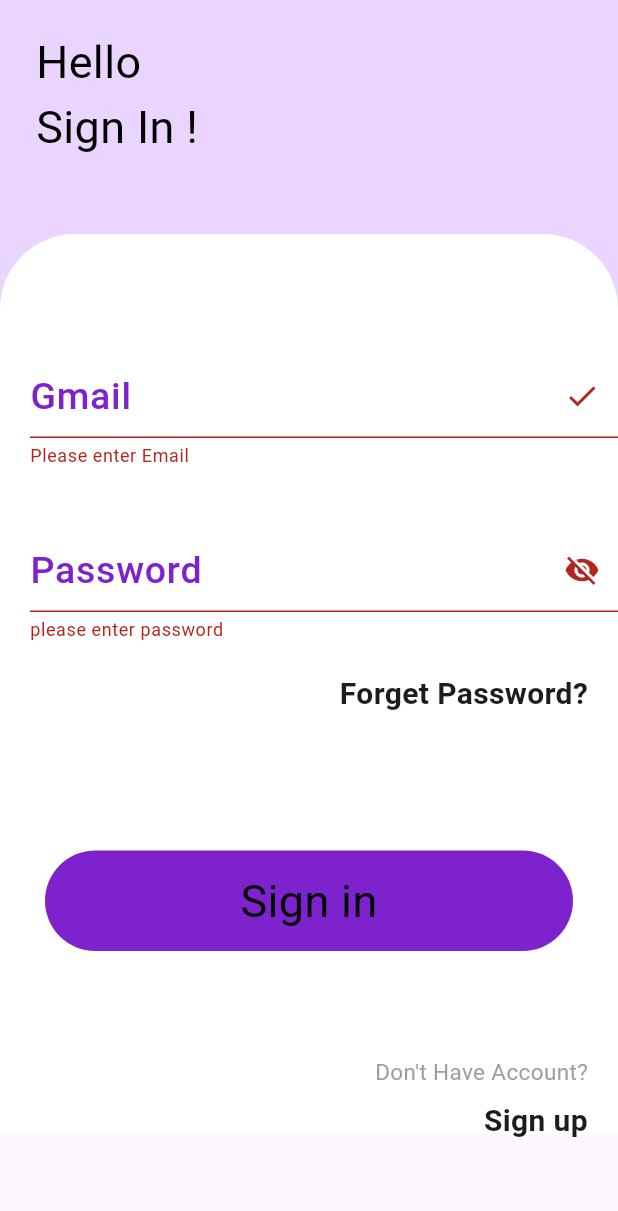
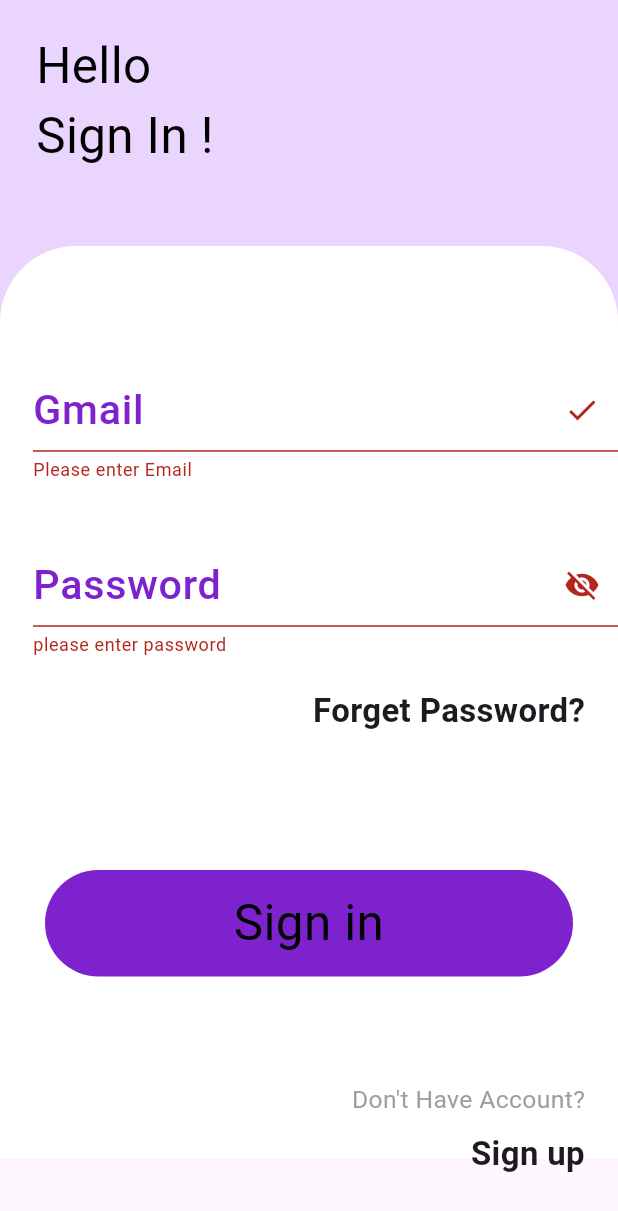
Before and after one commit to aishakelleh/projectCollege, a Flutter app: the SignIn screen opened directly, after a tap on "Sign in", on a phone screen of 412 x 824 dp. Shown: the top 1211 px of the screen. Run offline on Flutter 3.47's test engine with Material 3 defaults, Android fonts, the phone set to English and light mode, and no system bars; our stand-ins replace bloc, dio, flutter_bloc, flutter_screenutil, freezed_annotation, get_it and 2 more; generated files the repository leaves out were written again.

Commit message:
commit fourth year

```diff
--- a/lib/core/di/dependecy_injection.dart
+++ b/lib/core/di/dependecy_injection.dart
@@ -0,0 +1,26 @@
+import 'package:dio/dio.dart';
+import 'package:get_it/get_it.dart';
+import 'package:projectfourthyear/feature/project/data/api/api_service.dart';
+import 'package:projectfourthyear/feature/project/data/repo/project_repo.dart';
+import 'package:projectfourthyear/feature/project/presentation/cubit/login/login_cubit.dart';
+
+final GetIt getIt = GetIt.instance;
+final dio=Dio();
+
+void setupDependencies() {
+  getIt.registerLazySingleton(() {
+    final dio = Dio();
+    // أضيفي هذا الجاسوس (Interceptor)
+    // سيقوم بطباعة كل تفاصيل الطلبات والردود في الـ Console
+    dio.interceptors.add(LogInterceptor(
+      requestBody: true, // لعرض جسم الطلب (البيانات المرسلة)
+      responseBody: true, // لعرض جسم الرد (البيانات المستقبلة)
+    ));
+    return dio;
+  });  getIt.registerLazySingleton(() => ApiService(
+      getIt<Dio>(),
+      baseUrl: "https://mohmmadfallaha053.premiumasp.net/api/v1",
+    ),);
+  getIt.registerLazySingleton(() => ProjectRepo(apiService: getIt<ApiService>()));
+  getIt.registerFactory(() => LoginCubit(repo: getIt<ProjectRepo>()));
+}
--- a/lib/feature/project/data/repo/project_repo.dart
+++ b/lib/feature/project/data/repo/project_repo.dart
@@ -0,0 +1,13 @@
+import 'package:projectfourthyear/feature/project/data/api/api_service.dart';
+import 'package:projectfourthyear/feature/project/model/login_request/login_request.dart';
+import 'package:projectfourthyear/feature/project/model/login_response/login_response.dart';
+
+class ProjectRepo {
+  final ApiService apiService;
+
+  ProjectRepo({required this.apiService});
+
+  Future<LoginResponse>createLogIn(LoginRequest logInRequest) async {
+    return await apiService.addLogin(logInRequest);
+  }
+}
--- /dev/null
+++ b/lib/feature/project/model/login_request/login_request.dart
@@ -0,0 +1,16 @@
+import 'package:freezed_annotation/freezed_annotation.dart';
+
+part 'login_request.g.dart';
+
+@JsonSerializable()
+class LoginRequest {
+  final String email;
+  final String password;
+
+  LoginRequest({required this.email, required this.password});
+
+  factory LoginRequest.fromJson(Map<String, dynamic> json) =>
+      _$LoginRequestFromJson(json);
+
+  Map<String, dynamic> toJson() => _$LoginRequestToJson(this);
+}
--- /dev/null
+++ b/lib/feature/project/model/login_response/login_response.dart
@@ -0,0 +1,20 @@
+import 'package:freezed_annotation/freezed_annotation.dart';
+
+part 'login_response.g.dart';
+
+@JsonSerializable()
+class LoginResponse {
+  final bool isLogIn;
+  final String? token;
+  final String? id;
+  final String name;
+
+  LoginResponse({
+    required this.isLogIn,
+     this.token,
+     this.id,
+    required this.name,
+  });
+  factory LoginResponse.fromJson(Map<String,dynamic>json) => _$LoginResponseFromJson(json);
+  Map<String,dynamic>toJson()=>_$LoginResponseToJson(this);
+}
--- /dev/null
+++ b/lib/feature/project/presentation/cubit/login/login_state.dart
@@ -0,0 +1,19 @@
+import 'package:freezed_annotation/freezed_annotation.dart';
+
+import '../../../model/login_response/login_response.dart';
+part 'login_state.freezed.dart';
+
+@freezed
+abstract class LoginState with _$LoginState{
+ // factory LoginState.initial()= _Initial;
+ // factory LoginState.loading()= _Loading;
+ // factory LoginState.success({required LoginResponse loginResponse})= _Success;
+ // factory LoginState.failure({required String errorMassage})= _Failure;
+  factory LoginState({
+   @Default(Status.initial) Status status,
+   LoginResponse? loginResponse,
+    String? errorMessage,
+})=_LoginState;
+
+}
+enum Status{initial,loading,success,failure}
--- a/lib/feature/project/presentation/cubit/sign_in_state.dart
+++ /dev/null
@@ -1,4 +0,0 @@
-// part of 'sign_in_cubit.dart';
-// sealed class SignInState {}
-//
-// final class SignInInitial extends SignInState {}
--- a/lib/feature/project/presentation/pages/sign_in.dart
+++ b/lib/feature/project/presentation/pages/sign_in.dart
@@ -1,7 +1,12 @@
 import 'package:flutter/material.dart';
+import 'package:flutter_bloc/flutter_bloc.dart';
+import 'package:flutter_screenutil/flutter_screenutil.dart';
+import 'package:projectfourthyear/feature/project/model/login_request/login_request.dart';
+import 'package:projectfourthyear/feature/project/presentation/cubit/login/login_cubit.dart';
 import 'package:projectfourthyear/feature/project/presentation/pages/dashboardscreen.dart';
 import 'package:projectfourthyear/feature/project/presentation/pages/sign_up.dart';
 
+import '../cubit/login/login_state.dart';
 import '../widget/text_style.dart';
 
 class SignIn extends StatefulWidget {
@@ -20,21 +25,19 @@
 
   bool isPasswordVisible = false;
 
-  void signIn() {
-    final isValid = formKey.currentState!.validate();
-    if (!isValid) {
-      return;
-    }
+  @override
+  Widget build(BuildContext context) {
+    return Scaffold(
+      body: BlocListener<LoginCubit, LoginState>(
+        listener: (context, state) {
+          if (state.status == Status.success) {
+            ScaffoldMessenger.of(context).showSnackBar(
+              SnackBar(
+                content: Text('success in logIn'),
+                backgroundColor: Colors.green,
+              ),
+            );
 
-    final email = emailController.text;
-    final password = passController.text;
-    print('Email: $email');
-    print('Password: $password');
-
-    const correctEmail = 'www.com';
-    const correctPassword = '023';
-    Future.delayed(Duration(seconds: 3), () {
-      if (email == correctEmail && password == correctPassword) {
             Navigator.pushReplacement(
               context,
               MaterialPageRoute(
@@ -43,17 +46,16 @@
                 },
               ),
             );
-      }
-    });
+          } else if (state.status == Status.failure) {
             ScaffoldMessenger.of(context).showSnackBar(
-      SnackBar(content: Text('Success'), backgroundColor: Colors.green),
+              SnackBar(
+                content: Text('error in logIn'),
+                backgroundColor: Colors.red,
+              ),
             );
           }
-
-  @override
-  Widget build(BuildContext context) {
-    return Scaffold(
-      body: Container(
+        },
+        child: Container(
           width: double.infinity,
           decoration: const BoxDecoration(color: Color(0xffEAD5FE)),
           child: SingleChildScrollView(
@@ -74,19 +76,19 @@
                       ),
                     ),
                     Container(
-                    height: 600,
+                      height: 600.h,
                       width: double.infinity,
-                    decoration: const BoxDecoration(
+                      decoration: BoxDecoration(
                         borderRadius: BorderRadius.only(
-                        topLeft: Radius.circular(50),
-                        topRight: Radius.circular(50),
+                          topLeft: Radius.circular(50.r),
+                          topRight: Radius.circular(50.r),
                         ),
                         color: Colors.white,
                       ),
                       child: Column(
                         children: [
                           Padding(
-                          padding: const EdgeInsets.only(top: 80, left: 20),
+                            padding: EdgeInsets.only(top: 80.h, left: 20.w),
                             child: TextFormField(
                               controller: emailController,
                               decoration: InputDecoration(
@@ -100,7 +102,7 @@
                                 if (value == null || value.isEmpty) {
                                   return 'Please enter Email';
                                 }
-
+                                //
                                 // final gmailRegex = RegExp(
                                 //   r'^[a-zA-Z0-9._%+-]+@gmail\.com$',
                                 // );
@@ -113,7 +115,7 @@
                             ),
                           ),
                           Padding(
-                          padding: const EdgeInsets.only(top: 40.0, left: 20),
+                            padding: EdgeInsets.only(top: 40.h, left: 20.w),
                             child: TextFormField(
                               controller: passController,
                               autovalidateMode:
@@ -148,9 +150,9 @@
                           ),
                           Padding(
                             padding: EdgeInsets.only(
-                            bottom: 60,
-                            top: 20,
-                            right: 20,
+                              bottom: 60.h,
+                              top: 20.h,
+                              right: 20.w,
                             ),
                             child: Align(
                               alignment: Alignment.topRight,
@@ -160,13 +162,29 @@
                               ),
                             ),
                           ),
-                        GestureDetector(
-                          onTap: signIn,
+                          BlocBuilder<LoginCubit, LoginState>(
+                            builder: (context, state) {
+                              bool isLoading = state.status == Status.loading;
+                              if (isLoading) {
+                                return const CircularProgressIndicator();
+                              }
+                              return GestureDetector(
+                                onTap: () {
+                                  if (formKey.currentState!.validate()) {
+                                    final request = LoginRequest(
+                                      email: emailController.text,
+                                      password: passController.text,
+                                    );
+                                    context.read<LoginCubit>().signIn(
+                                      loginRequest: request,
+                                    );
+                                  }
+                                },
                                 child: Container(
                                   decoration: BoxDecoration(
                                     color: Color(0xff7E22CD),
 
-                              borderRadius: BorderRadius.circular(400),
+                                    borderRadius: BorderRadius.circular(400.r),
                                   ),
                                   width: double.infinity,
                                   margin: EdgeInsets.all(30),
@@ -181,9 +199,11 @@
                                     ),
                                   ),
                                 ),
+                              );
+                            },
                           ),
                           Padding(
-                          padding: EdgeInsets.only(top: 40, right: 20),
+                            padding: EdgeInsets.only(top: 40.h, right: 20.w),
                             child: Align(
                               alignment: Alignment.centerRight,
                               child: Text(
@@ -193,7 +213,7 @@
                             ),
                           ),
                           Padding(
-                          padding: EdgeInsets.only(top: 8.0, right: 20),
+                            padding: EdgeInsets.only(top: 8.h, right: 20.w),
                             child: Align(
                               alignment: Alignment.centerRight,
                               child: InkWell(
@@ -224,6 +244,7 @@
             ),
           ),
         ),
+      ),
     );
   }
 }
--- a/lib/feature/project/presentation/widget/text_style.dart
+++ b/lib/feature/project/presentation/widget/text_style.dart
@@ -1,29 +1,30 @@
 import 'package:flutter/material.dart';
+import 'package:flutter_screenutil/flutter_screenutil.dart';
 
 class AppStyle {
   static TextStyle signInStudent = TextStyle(
     color: Colors.black,
     fontWeight: FontWeight.w400,
-    fontSize: 30,
+    fontSize: 30.sp,
   );
-  static TextStyle nameCollege = TextStyle(fontSize: 30, color: Colors.black);
+  static TextStyle nameCollege = TextStyle(fontSize: 30.sp, color: Colors.black);
   static TextStyle welcomeBack = TextStyle(
-    fontSize: 30,
+    fontSize: 30.sp,
     fontWeight: FontWeight.bold,
     color: Colors.black,
   );
-  static TextStyle signIn = TextStyle(color: Colors.black, fontSize: 20);
-  static TextStyle textBold = TextStyle(fontWeight: FontWeight.bold, fontSize: 20,
+  static TextStyle signIn = TextStyle(color: Colors.black, fontSize: 20.sp);
+  static TextStyle textBold = TextStyle(fontWeight: FontWeight.bold, fontSize: 20.sp,
   );
   static TextStyle accountText = TextStyle(
     color: Colors.grey,
     fontWeight: FontWeight.w400,
-    fontSize: 15,
+    fontSize: 15.sp,
   );
-  static TextStyle signUp = TextStyle(color: Colors.black, fontSize: 20);
+  static TextStyle signUp = TextStyle(color: Colors.black, fontSize: 20.sp);
   static TextStyle textField = TextStyle(
     color:Color(0xff7E22CD),
-    fontSize: 25,
+    fontSize: 25.sp,
     fontWeight: FontWeight.w500,
   );
 }
```
Also changed, not shown: lib/feature/project/data/api/api_service.dart (+14 -0 lines), lib/feature/project/presentation/cubit/login/login_cubit.dart (added, +31 -0 lines), lib/feature/project/presentation/cubit/sign_in_cubit.dart (deleted, +0 -11 lines), lib/feature/project/presentation/pages/onboard_screen.dart (+8 -7 lines), lib/main.dart (+18 -4 lines), pubspec.yaml (+9 -0 lines), pubspec.lock. Lines whose indentation alone changed are shown as unchanged.
